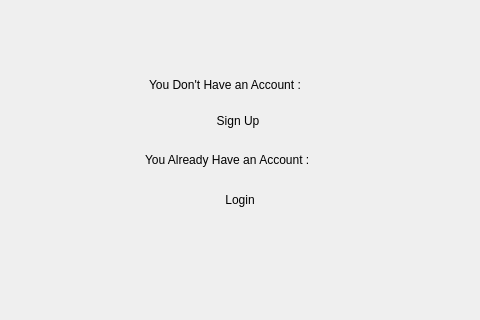
Old version of the form ToDo/mainpanel.ui in the repository Amirrezach1383/uiap-final-project; both pictures show x 261 to 741 and y 265 to 585 of the 1000 by 667 pixel window.
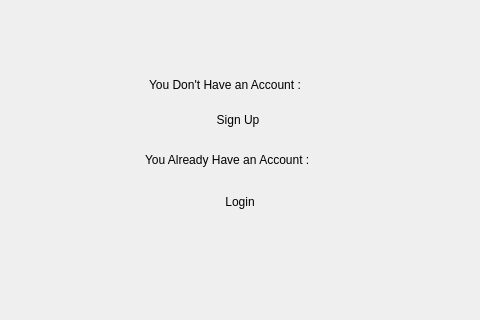
New version of the form. Icons and pictures are not drawn.

The edit to the form file:
```diff
--- a/ToDo/mainpanel.ui
+++ b/ToDo/mainpanel.ui
@@ -52,7 +52,7 @@
     <property name="geometry">
      <rect>
       <x>381</x>
-      <y>440</y>
+      <y>442</y>
       <width>240</width>
       <height>50</height>
      </rect>
@@ -71,7 +71,7 @@
     <property name="geometry">
      <rect>
       <x>384</x>
-      <y>360</y>
+      <y>359</y>
       <width>230</width>
       <height>51</height>
      </rect>
```
